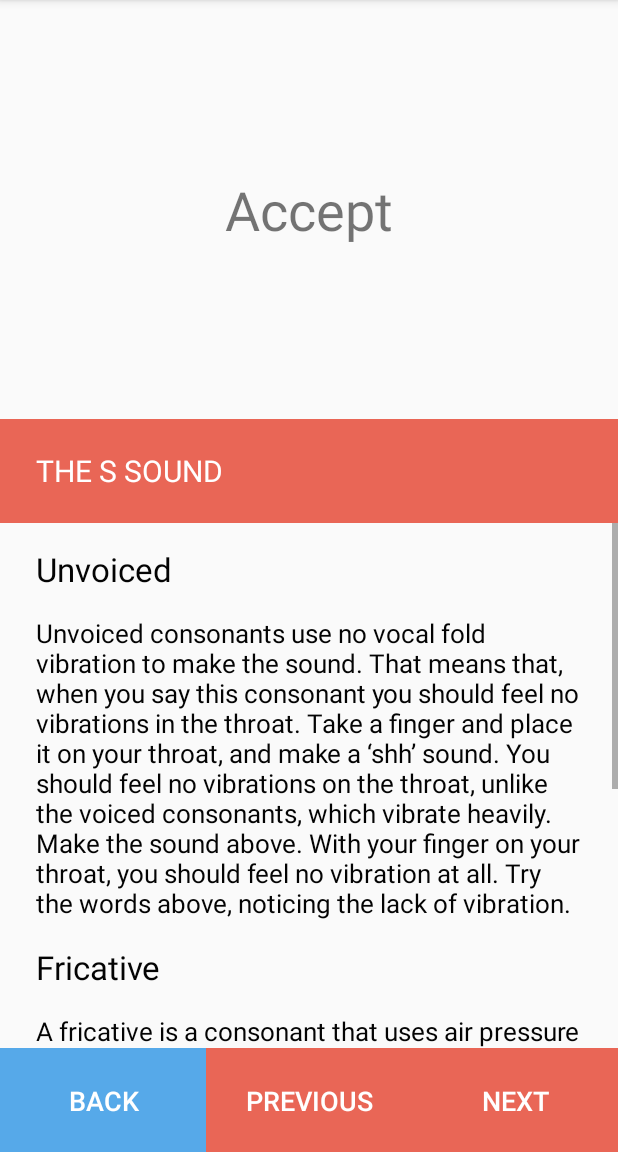
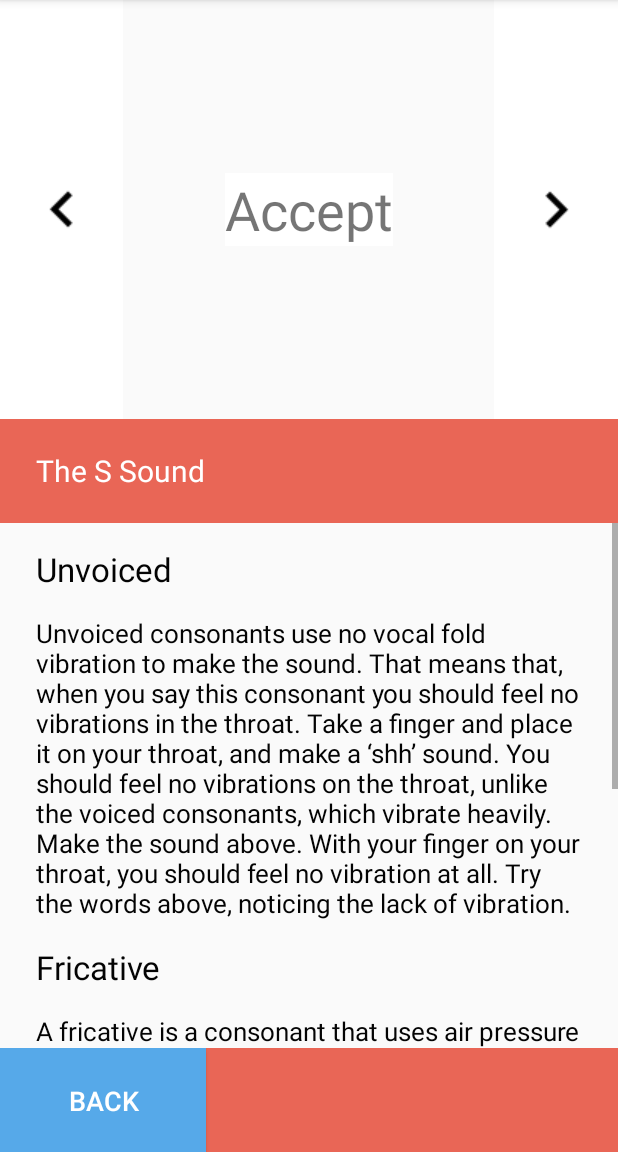
Before and after one commit to mattpocock/voicehacker-accents, an Android app: the screen it shows after launch (ShowWordsPager), after a tap on an icon or button, on a phone screen of 412 x 824 dp, the part 84-1236 px from its top. Run offline under Robolectric (Android 15) with nearby library versions, the light colour scheme and no system bars; 3 other taps on this screen came first.

Commit message:
Alpha 0.14
Moved the 'next' and 'previous' buttons from the lower bar to next to
the words.

```diff
--- a/app/src/main/java/uk/co/voicehacker/app/practicewords/ShowWordsPager.java
+++ b/app/src/main/java/uk/co/voicehacker/app/practicewords/ShowWordsPager.java
@@ -10,6 +10,7 @@ import android.support.v7.app.AppCompatActivity;
 import android.view.Gravity;
 import android.view.View;
 import android.widget.Button;
+import android.widget.ImageButton;
 import android.widget.LinearLayout;
 import android.widget.TextView;
 
@@ -121,8 +122,8 @@ public class ShowWordsPager extends AppCompatActivity {
         });
 
         final Button bBtn = (Button) findViewById(R.id.backbtn);
-        final Button nBtn = (Button) findViewById(R.id.nextbtn);
-        final Button pBtn = (Button) findViewById(R.id.prevbtn);
+        final ImageButton nBtn = (ImageButton) findViewById(R.id.nextbtn);
+        final ImageButton pBtn = (ImageButton) findViewById(R.id.prevbtn);
 
         nBtn.setOnClickListener(new View.OnClickListener() {
             public void onClick(View v) {
@@ -147,7 +148,7 @@ public class ShowWordsPager extends AppCompatActivity {
         LinearLayout moreinfoll = (LinearLayout) findViewById(R.id.moreinfo);
 
         TextView titleview = (TextView) findViewById(R.id.moreinfotitle);
-        titleview.setText(title.toUpperCase());
+        titleview.setText(title);
 
         int insertID = 0; // 1 Because of title, 0 if none
 
--- /dev/null
+++ b/app/src/main/res/drawable/leftbtn.xml
@@ -0,0 +1,8 @@
+<?xml version="1.0" encoding="utf-8"?>
+<selector xmlns:android="http://schemas.android.com/apk/res/android">
+    <item android:drawable="@drawable/ic_keyboard_arrow_left_black_24dp"
+        android:state_pressed="true"/>
+    <item android:drawable="@drawable/ic_keyboard_arrow_left_black_24dp"
+        android:state_pressed="true"/>
+    <item android:drawable="@drawable/ic_keyboard_arrow_left_black_24dp" />
+</selector>
--- /dev/null
+++ b/app/src/main/res/drawable/rightbtn.xml
@@ -0,0 +1,8 @@
+<?xml version="1.0" encoding="utf-8"?>
+<selector xmlns:android="http://schemas.android.com/apk/res/android">
+    <item android:drawable="@drawable/ic_keyboard_arrow_right_black_24dp"
+        android:state_pressed="true"/>
+    <item android:drawable="@drawable/ic_keyboard_arrow_right_black_24dp"
+        android:state_pressed="true"/>
+    <item android:drawable="@drawable/ic_keyboard_arrow_right_black_24dp" />
+</selector>
--- /dev/null
+++ b/app/src/main/res/drawable/whitebackground.xml
@@ -0,0 +1,28 @@
+<?xml version="1.0" encoding="utf-8"?>
+<selector xmlns:android="http://schemas.android.com/apk/res/android">
+    <item android:state_pressed="true" >
+        <shape>
+            <solid
+                android:color="@color/lightGrey" />
+            <padding
+                android:left="10dp"
+                android:top="10dp"
+                android:right="10dp"
+                android:bottom="10dp" />
+        </shape>
+    </item>
+    <item>
+        <shape>
+            <solid
+                android:color="@color/white">
+
+            </solid>
+
+            <padding
+                android:left="10dp"
+                android:top="10dp"
+                android:right="10dp"
+                android:bottom="10dp" />
+        </shape>
+    </item>
+</selector>
--- a/app/src/main/res/layout/show_words_fragment.xml
+++ b/app/src/main/res/layout/show_words_fragment.xml
@@ -18,6 +18,7 @@
             android:layout_marginRight="8dp"
             android:layout_marginTop="8dp"
             android:text="Word Goes Here"
+            android:background="@color/white"
             android:textSize="36sp"
             app:layout_constraintBottom_toBottomOf="parent"
             app:layout_constraintLeft_toLeftOf="parent"
--- a/app/src/main/res/layout/show_words_pager.xml
+++ b/app/src/main/res/layout/show_words_pager.xml
@@ -5,12 +5,35 @@
     android:orientation="vertical"
     android:layout_marginBottom="-1sp">
 
-    <android.support.v4.view.ViewPager
-        android:id="@+id/showwordsvpager"
+    <LinearLayout
         android:layout_width="match_parent"
         android:layout_height="0sp"
+        android:orientation="horizontal"
         android:layout_weight="0.4">
-    </android.support.v4.view.ViewPager>
+
+        <ImageButton
+            android:id="@+id/prevbtn"
+            android:layout_width="0sp"
+            android:layout_height="match_parent"
+            android:layout_weight="0.2"
+            android:src="@drawable/leftbtn"
+            android:background="@drawable/whitebackground"/>
+
+        <android.support.v4.view.ViewPager
+            android:id="@+id/showwordsvpager"
+            android:layout_width="0dp"
+            android:layout_weight="0.6"
+            android:layout_height="match_parent" />
+
+        <ImageButton
+            android:id="@+id/nextbtn"
+            android:layout_width="0sp"
+            android:layout_height="match_parent"
+            android:layout_weight="0.2"
+            android:src="@drawable/rightbtn"
+            android:background="@drawable/whitebackground"/>
+
+    </LinearLayout>
 
     <LinearLayout
         android:layout_width="match_parent"
@@ -67,28 +90,10 @@
             android:text="Back"
             android:background="@drawable/altbackground"/>
 
-        <Button
-            android:id="@+id/prevbtn"
+        <TextView
             android:layout_width="0sp"
             android:layout_height="match_parent"
-            android:layout_weight="1"
-            android:textSize="18sp"
-            android:textColor="@color/white"
-            android:layout_marginRight="0sp"
-            android:gravity="center_vertical|center_horizontal"
-            android:text="Previous"
-            android:background="@drawable/background"/>
-
-        <Button
-            android:id="@+id/nextbtn"
-            android:layout_width="0sp"
-            android:textSize="18sp"
-            android:layout_height="match_parent"
-            android:layout_weight="1"
-            android:layout_marginLeft="0sp"
-            android:textColor="@color/white"
-            android:gravity="center_vertical|center_horizontal"
-            android:text="Next"
-            android:background="@drawable/background"/>
+            android:layout_weight="2"
+            android:background="@color/colorPrimary"/>
     </LinearLayout>
 </LinearLayout>
--- a/app/src/main/res/values/colors.xml
+++ b/app/src/main/res/values/colors.xml
@@ -7,4 +7,5 @@
     <color name="white">#fff</color>
     <color name="darkGrey">#787578</color>
     <color name="black">#030303</color>
+    <color name="lightGrey">#dbd9d8</color>
 </resources>
--- a/app/src/main/res/values/strings.xml
+++ b/app/src/main/res/values/strings.xml
@@ -10,9 +10,9 @@
     <string name="desc_roundedlips">This vowel uses a rounded lip position. The lips should be puckered forward, creating a circular shape far further forward than their normal position. Imagine blowing out a candle, with the lips creating a funnel to direct the air forward. Place your fingers at the corner of your mouth. When you make the sound, you should notice the muscles in the lips working and pushing the mouth forwards.</string>
     <string name="desc_neutrallips">This mouth uses a neutral lip position. The lips should be totally relaxed. This may feel very strange for some accents. But for this sound, the lazier the lips, the better sound you get. Even the muscles around the lips are totally relaxed. Try making the sound and massaging the lips with your fingers to stop the lips overworking.</string>
     <string name="desc_spreadlips">This mouth uses a spread lip position. The lips should be engaged upwards and sideways into a smile. In a mirror, you should notice that you can see lots of your top row of teeth. Try making the sound with your fingers feeling the muscles between your lips and your cheekbones. There should be a sensation of muscles working gently below your fingers.</string>
-    <string name="desc_placementback">All vowels feel different: they have different resonances in the mouth. On the /iː/ sound (‘ee’), you can feel vibrations at the front of the mouth. But the /ɔː/ sound feels very far back. This vowel should feel as though it is at the back, similar to the /ɔː/. You should notice that the tongue feels engaged in a downward direction, with the sound resonating deep in the throat. Try making the sound with this in mind.</string>
-    <string name="desc_placementcentral">All vowels feel different: they have different resonances in the mouth. On the /iː/ sound (‘ee’), you can feel vibrations at the front of the mouth. But the /ɔː/ (‘or’) sound feels very far back. This vowel should feel as though it is in the centre of the mouth. You should notice that the tongue feels very relaxed and neutral, with the tongue tip touching behind the bottom row of teeth. Try making the sound with this in mind.</string>
-    <string name="desc_placementfront">All vowels feel different: they have different resonances in the mouth. On the /iː/ sound (‘ee’), you can feel vibrations at the front of the mouth. But the /ɔː/ sound (‘or’) feels very far back. This vowel feels as though it is at the front, similar to the /iː/. You should notice that the tongue feels engaged in a forward direction, with the tongue tip touching behind the bottom row of teeth. Try making the sound with this in mind.</string>
+    <string name="desc_placementback">All vowels feel different: they have different resonances in the mouth. On the /iː/ sound (‘ee’), you can feel vibrations at the front of the mouth. On the other hand, the /ɔː/ (‘or’) sound feels very far back. This vowel should feel as though it is at the back, similar to the /ɔː/. You should notice that the tongue feels engaged in a downward direction, with the sound resonating deep in the throat. Try making the sound with this in mind.</string>
+    <string name="desc_placementcentral">All vowels feel different: they have different resonances in the mouth. On the /iː/ sound (‘ee’), you can feel vibrations at the front of the mouth. On the other hand, the /ɔː/ (‘or’) sound feels very far back. This vowel should feel as though it is in the centre of the mouth. You should notice that the tongue feels very relaxed and neutral, with the tongue tip touching behind the bottom row of teeth. Try making the sound with this in mind.</string>
+    <string name="desc_placementfront">All vowels feel different: they have different resonances in the mouth. On the /iː/ sound (‘ee’), you can feel vibrations at the front of the mouth. On the other hand, the /ɔː/ (‘or’) sound feels very far back. This vowel feels as though it is at the front, similar to the /iː/. You should notice that the tongue feels engaged in a forward direction, with the tongue tip touching behind the bottom row of teeth. Try making the sound with this in mind.</string>
     <string name="desc_fricatve">A fricative is a consonant that uses air pressure and friction to create sound. On each fricative, you blow out air and create friction by placing together two parts of the mouth. For the /f/ sound, the lower lip and the teeth come together. For the /s/ sound, the tongue creates friction just behind the upper teeth. Fricatives can be dragged out, and can last a long time, such as in “ssssssssooooo”. Other consonants, like plosives, are harder and can’t be dragged. Try extending and dragging out the fricative consonant in the words above.</string>
     <string name="desc_plosive">Plosives are explosions. They use a build-up of pressure, then an explosive release, to create sound. For a /p/ sound, the pressure builds behind the lips, then releases all at once in a ‘pop’. For a ‘t’ sound, the pressure builds between the tongue and the top teeth, then does the same. They are different from fricatives, which have no build-up of pressure. Plosives are punchier and sharper. On the words above, try making the plosive consonants sharper and punchier.</string>
     <string name="desc_affricate">Affricates are mixes between plosives and fricatives. They have the explosive quality of the plosives, and the dragged-out quality of the fricatives. The /tʃ/ (‘ch’) sound is a mix between a /t/ and a /ʃ/ (‘sh’), with the strong start of the ‘t’ and the longer ending of the ‘sh’. The /dʒ/ (‘j’) sound is a mix between the /d/ and the /ʒ/ (‘zh’ in measure). Make sure the affricates feel punchier than the fricatives - hit them hard at the beginnings.</string>
```
Also changed, not shown: app/src/main/res/drawable/ic_keyboard_arrow_left_black_24dp.png (added), app/src/main/res/drawable/ic_keyboard_arrow_right_black_24dp.png (added), 1 other file.
